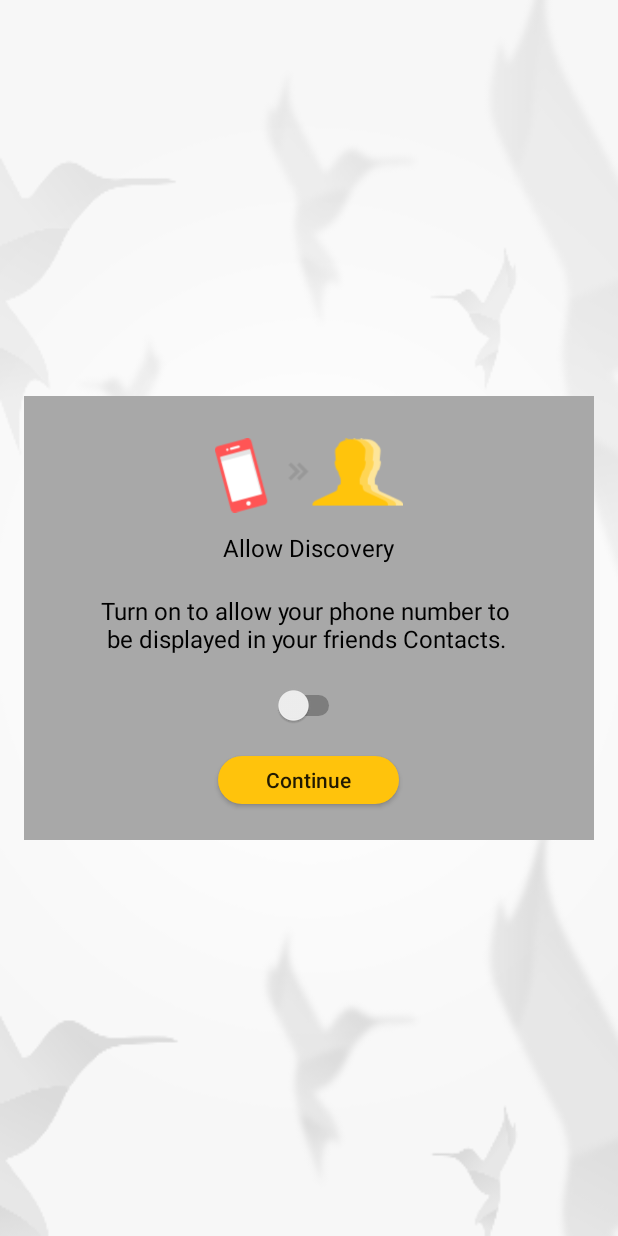
After one commit to itramji/android_wing, an Android app: the ContactPermissionActivity screen opened directly, with no data from a screen before it, on a phone screen of 412 x 824 dp. The commit adds this screen. Run offline under Robolectric (Android 15) with nearby library versions, the phone set to English and light mode, and no system bars.

Commit message:
Worked on design

```diff
--- a/app/build.gradle
+++ b/app/build.gradle
@@ -25,7 +25,6 @@ dependencies {
     androidTestCompile('com.android.support.test.espresso:espresso-core:2.2.2', {
         exclude group: 'com.android.support', module: 'support-annotations'
     })
-    compile 'com.android.support.constraint:constraint-layout:1.0.0-beta4'
     compile "com.android.support:support-v4:$SUPPORT_VERSION"
     compile "com.android.support:design:$SUPPORT_VERSION"
     compile "com.android.support:appcompat-v7:$SUPPORT_VERSION"
@@ -33,7 +32,8 @@ dependencies {
     compile 'com.github.bumptech.glide:glide:' + glide
     compile 'com.google.code.gson:gson:' + gson
     compile 'com.loopj.android:android-async-http:' + asyncHttp
-    compile 'org.greenrobot:eventbus:'+eventBus
+    compile 'org.greenrobot:eventbus:' + eventBus
+    compile 'com.android.support.constraint:constraint-layout:1.0.0-beta4'
     testCompile 'junit:junit:4.12'
 }
 
--- a/app/src/main/AndroidManifest.xml
+++ b/app/src/main/AndroidManifest.xml
@@ -44,7 +44,8 @@
             android:windowSoftInputMode="stateAlwaysHidden" />
         <activity android:name=".activity.PhoneNumberRegistrationActivity" />
         <activity android:name=".activity.CountryActivity" />
-        <activity android:name=".activity.ImageUploadActivity"></activity>
+        <activity android:name=".activity.ImageUploadActivity" />
+        <activity android:name=".activity.ContactPermissionActivity"></activity>
     </application>
 
 </manifest>
--- /dev/null
+++ b/app/src/main/java/com/csoft/wing/activity/ContactPermissionActivity.java
@@ -0,0 +1,30 @@
+package com.csoft.wing.activity;
+
+import android.os.Bundle;
+import android.view.View;
+
+import com.csoft.wing.R;
+import com.csoft.wing.common.ui.launcher.Launcher;
+
+public class ContactPermissionActivity extends BaseActivity implements View.OnClickListener {
+
+    @Override
+    protected void onCreate(Bundle savedInstanceState) {
+        super.onCreate(savedInstanceState);
+        setContentView(R.layout.activity_contact_permission);
+        initView();
+    }
+
+    private void initView() {
+        findViewById(R.id.continue_btn).setOnClickListener(this);
+    }
+
+    @Override
+    public void onClick(View v) {
+        switch (v.getId()) {
+            case R.id.continue_btn:
+                Launcher.launchLandingScreen(this, null);
+                break;
+        }
+    }
+}
--- a/app/src/main/java/com/csoft/wing/activity/ImageUploadActivity.java
+++ b/app/src/main/java/com/csoft/wing/activity/ImageUploadActivity.java
@@ -77,6 +77,8 @@ public class ImageUploadActivity extends BaseActivity implements View.OnClickLis
                 AppCompatEditText countryEditText = (AppCompatEditText) findViewById(R.id.country);
                 if (countryEditText.getText().toString().isEmpty()) {
                     showErrorMessage(getString(R.string.please_enter_name));
+                } else if (!Utils.isNetworkAvailable(this)) {
+                    showErrorMessage(getString(R.string.network_error));
                 } else {
                     RequestParams params = new RequestParams();
                     params.put(KEY_CMD, USER_LOGIN);
@@ -113,6 +115,7 @@ public class ImageUploadActivity extends BaseActivity implements View.OnClickLis
 
             case 1000:
                 Log.e("TAG", "onEvent: ");
+                Launcher.launchPermissionScreen(this, null);
                 break;
         }
     }
--- a/app/src/main/java/com/csoft/wing/adapter/TabsPagerAdapter.java
+++ b/app/src/main/java/com/csoft/wing/adapter/TabsPagerAdapter.java
@@ -4,6 +4,7 @@ import android.support.v4.app.FragmentManager;
 import android.support.v4.app.Fragment;
 import android.support.v4.app.FragmentPagerAdapter;
 
+import com.csoft.wing.fragment.ContactsFragment;
 import com.csoft.wing.fragment.FragmentTab;
 
 public class TabsPagerAdapter extends FragmentPagerAdapter {
@@ -15,7 +16,7 @@ public class TabsPagerAdapter extends FragmentPagerAdapter {
     public Fragment getItem(int index){
         switch (index){
             case 0:
-                return new FragmentTab();
+                return new ContactsFragment();
             case 1:
                 return new FragmentTab();
             case 2:
--- /dev/null
+++ b/app/src/main/res/layout/activity_contact_permission.xml
@@ -0,0 +1,71 @@
+<?xml version="1.0" encoding="utf-8"?>
+<RelativeLayout xmlns:android="http://schemas.android.com/apk/res/android"
+    xmlns:app="http://schemas.android.com/apk/res-auto"
+    xmlns:tools="http://schemas.android.com/tools"
+    android:layout_width="match_parent"
+    android:layout_height="match_parent"
+    android:background="@drawable/app_bg"
+    android:orientation="vertical"
+    tools:context="com.csoft.wing.activity.ContactPermissionActivity">
+
+    <RelativeLayout
+        android:layout_width="match_parent"
+        android:layout_height="wrap_content"
+        android:layout_margin="16dp"
+        android:background="@color/lightGray"
+        android:layout_centerVertical="true"
+        android:orientation="vertical"
+        android:padding="16dp">
+
+        <ImageView
+            android:id="@+id/imageView2"
+            android:layout_width="125dp"
+            android:layout_height="wrap_content"
+            android:layout_centerHorizontal="true"
+            app:srcCompat="@drawable/connect_contacts" />
+
+        <android.support.v7.widget.AppCompatTextView
+            android:id="@+id/allow_discovery"
+            android:layout_width="wrap_content"
+            android:layout_height="wrap_content"
+            android:layout_below="@+id/imageView2"
+            android:layout_centerHorizontal="true"
+            android:text="@string/allow_discovery"
+            android:textColor="@android:color/black"
+            android:textSize="16sp" />
+
+
+        <android.support.v7.widget.AppCompatTextView
+            android:layout_width="wrap_content"
+            android:layout_height="wrap_content"
+            android:layout_below="@+id/allow_discovery"
+            android:layout_centerHorizontal="true"
+            android:layout_marginTop="20dp"
+            android:text="@string/turn_on_permission"
+            android:textColor="@android:color/black"
+            android:textSize="16sp"
+            android:id="@+id/permission_msg"/>
+
+        <Switch
+            android:layout_marginTop="20dp"
+            android:layout_marginBottom="20dp"
+            android:layout_width="wrap_content"
+            android:layout_height="wrap_content"
+            android:layout_below="@+id/permission_msg"
+            android:layout_centerHorizontal="true"
+            android:id="@+id/switch_permission"/>
+
+        <android.support.v7.widget.AppCompatButton
+            android:layout_width="wrap_content"
+            android:layout_height="32dp"
+            android:text="@string/continue_txt"
+            android:background="@drawable/rounder_button_bg"
+            android:paddingLeft="32dp"
+            android:textAllCaps="false"
+            android:layout_centerHorizontal="true"
+            android:paddingRight="32dp"
+            android:layout_below="@+id/switch_permission"
+            android:id="@+id/continue_btn"
+            android:layout_marginBottom="8dp"/>
+    </RelativeLayout>
+</RelativeLayout>
--- a/app/src/main/res/values/colors.xml
+++ b/app/src/main/res/values/colors.xml
@@ -2,7 +2,7 @@
 <resources>
     <color name="colorPrimary">#FFC30C</color>
     <color name="colorPrimaryDark">#a18b0f</color>
-    <color name="colorAccent">#0e0d03</color>
+    <color name="colorAccent">#FFC30C</color>
 
     <color name="sample_red">#EC4048</color>
     <color name="sample_green">#62BB47</color>
--- a/app/src/main/res/values/strings.xml
+++ b/app/src/main/res/values/strings.xml
@@ -14,4 +14,7 @@
     <string name="please_select_country">Please select country</string>
     <string name="name">Name</string>
     <string name="please_enter_name">Please enter name</string>
+    <string name="network_error">Please Check Internet Connection</string>
+    <string name="allow_discovery">Allow Discovery</string>
+    <string name="turn_on_permission">Turn on to allow your phone number to \n be displayed in your friends  Contacts.</string>
 </resources>
```
Also changed, not shown: app/src/main/java/com/csoft/wing/adapter/ContactAdapter.java (added, +36 -0 lines), app/src/main/java/com/csoft/wing/common/Utils.java (+73 -3 lines), app/src/main/java/com/csoft/wing/common/ui/Alert.java (added, +26 -0 lines), app/src/main/java/com/csoft/wing/common/ui/launcher/Launcher.java (+20 -1 lines), app/src/main/java/com/csoft/wing/fragment/ContactsFragment.java (added, +35 -0 lines), app/src/main/res/layout/activity_image_upload.xml (+5 -6 lines), app/src/main/res/layout/contact_layout.xml (added, +13 -0 lines), app/src/main/res/drawable/connect_contacts.png (added).
